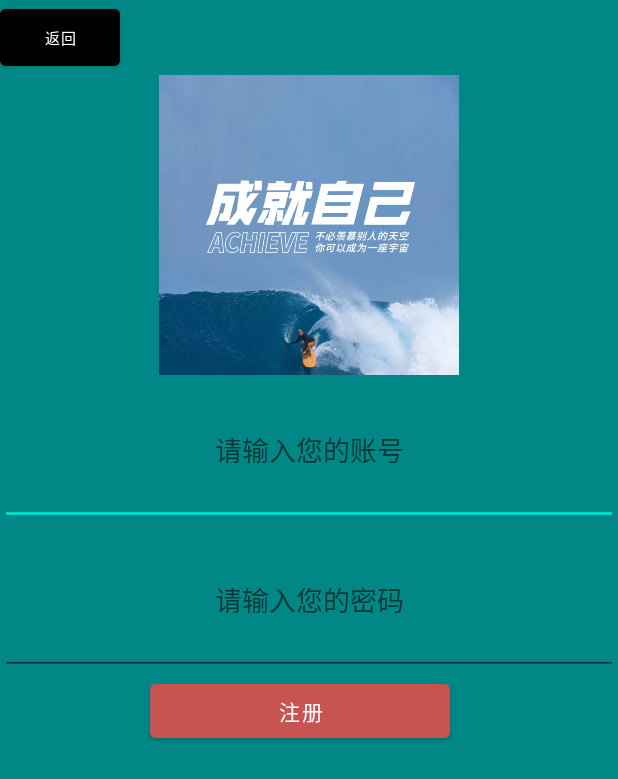
After one commit to zhengshengjun1125/gzgs_application_gane, an Android app: the RegisterActivity screen opened directly, with no data from a screen before it, on a phone screen of 412 x 824 dp. The commit adds this screen. Shown: the top 779 px of the screen. Run offline under Robolectric (Android 15) with nearby library versions, the phone set to English and light mode, and no system bars.

```diff
--- a/app/src/main/AndroidManifest.xml
+++ b/app/src/main/AndroidManifest.xml
@@ -2,6 +2,8 @@
 <manifest xmlns:android="http://schemas.android.com/apk/res/android"
     package="com.example.myapplication">
 
+    <!--网络权限-->
+    <uses-permission android:name="android.permission.INTERNET"/>
     <application
         android:allowBackup="true"
         android:icon="@mipmap/ic_launcher"
@@ -23,6 +25,7 @@
         <activity android:name=".FindPassActivity"/>
         <activity android:name=".GuidePageActivity"/>
         <activity android:name=".TarbarActvity"/>
+        <activity android:name=".RegisterActivity" />
     </application>
 
 </manifest>
--- /dev/null
+++ b/app/src/main/java/com/example/myapplication/service/UserService.java
@@ -0,0 +1,5 @@
+package com.example.myapplication.service;
+
+public interface UserService {
+    int userIsExist();
+}
--- /dev/null
+++ b/app/src/main/res/layout/register_activity.xml
@@ -0,0 +1,53 @@
+<?xml version="1.0" encoding="utf-8"?>
+<RelativeLayout xmlns:android="http://schemas.android.com/apk/res/android"
+    android:layout_width="match_parent"
+    android:layout_height="match_parent"
+    android:orientation="vertical"
+    android:background="@color/teal_700">
+
+    <Button
+        android:id="@+id/backForLogin"
+        android:onClick="backForLogin"
+        android:layout_width="80dp"
+        android:layout_height="50dp"
+        android:backgroundTint="@color/black"
+        android:textSize="10sp"
+        android:text="返回"/>
+
+    <ImageView
+        android:layout_below="@+id/backForLogin"
+        android:id="@+id/register_image"
+        android:layout_width="match_parent"
+        android:layout_height="200dp"
+        android:src="@mipmap/do_u_self" />
+
+    <EditText
+        android:id="@+id/register_username"
+        android:layout_width="match_parent"
+        android:layout_height="100dp"
+        android:layout_below="@id/register_image"
+        android:gravity="center"
+        android:hint="请输入您的账号"
+        android:inputType="text" />
+
+    <EditText
+        android:id="@+id/register_password"
+        android:layout_width="match_parent"
+        android:layout_height="100dp"
+        android:layout_below="@+id/register_username"
+        android:gravity="center"
+        android:hint="请输入您的密码"
+        android:inputType="textPassword"/>
+
+    <Button
+        android:onClick="register_user"
+        android:layout_width="200dp"
+        android:layout_height="wrap_content"
+        android:layout_below="@id/register_password"
+        android:backgroundTint="@color/red"
+        android:gravity="center"
+        android:layout_marginLeft="100dp"
+        android:text="注册" />
+
+
+</RelativeLayout>
```
Also changed, not shown: app/src/main/java/com/example/myapplication/MainActivity.java (+86 -41 lines), app/src/main/java/com/example/myapplication/RegisterActivity.java (added, +60 -0 lines), app/src/main/java/com/example/myapplication/service/impl/UserServiceImpl.java (added, +17 -0 lines), app/src/main/java/com/example/myapplication/util/SqlListConnectController.java (added, +44 -0 lines), app/src/main/res/layout/activity_main.xml (+22 -1 lines), app/src/main/res/layout/index_item_grid_icon.xml (deleted, +0 -24 lines), 1 other file.
